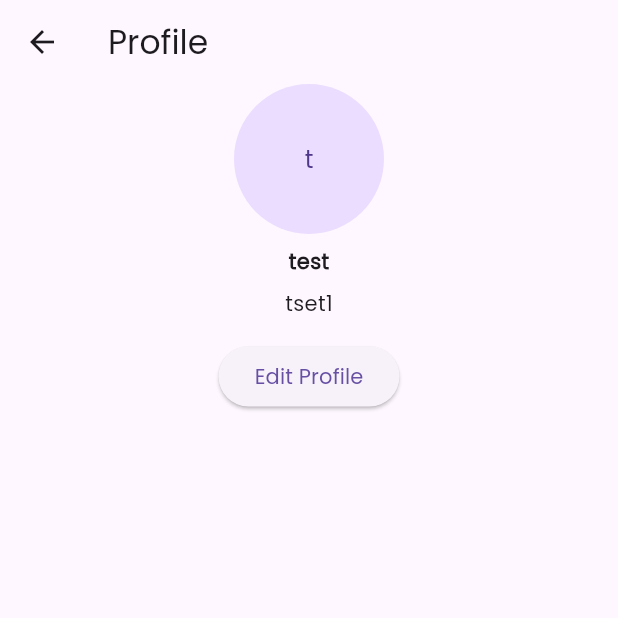
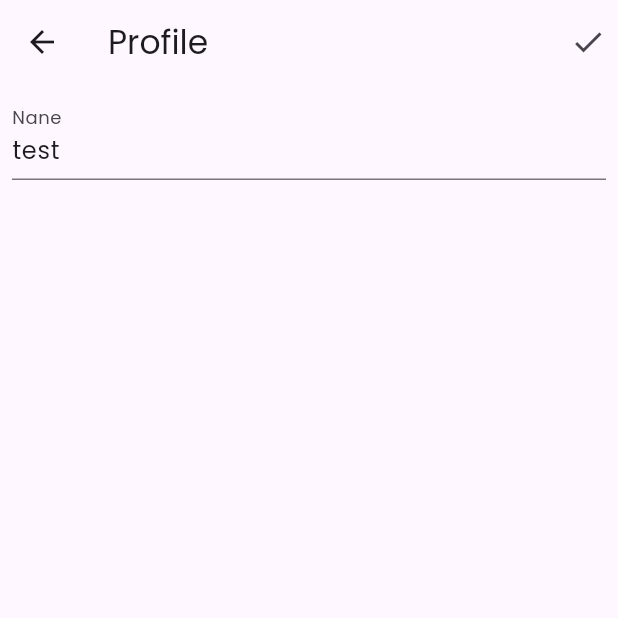
Before and after one commit to godgiftedboy/GlobalChat-app-Flutter-, a Flutter app: the ProfileScreen screen opened directly, after a tap on "Edit Profile", on a phone screen of 412 x 824 dp, the top half of it. Run offline on Flutter 3.47's test engine with Material 3 defaults, Android fonts, the phone set to English and light mode, and no system bars; our stand-ins replace cloud_firestore, firebase_auth, firebase_core, firebase_messaging; accounts and stored records are empty.

Commit message:
username populated to edit profile screen input field

```diff
--- /dev/null
+++ b/lib/screens/edit_profile_screen.dart
@@ -0,0 +1,62 @@
+import 'package:flutter/material.dart';
+import 'package:globalchat/providers/user_provider.dart';
+import 'package:provider/provider.dart';
+
+class EditProfileScreen extends StatefulWidget {
+  const EditProfileScreen({super.key});
+
+  @override
+  State<EditProfileScreen> createState() => _EditProfileScreenState();
+}
+
+class _EditProfileScreenState extends State<EditProfileScreen> {
+  Map<String, dynamic>? userData = {
+    // "name": name,
+    // "country": country,
+    // "email": email,
+    // "id": userId.toString(),
+  };
+
+  TextEditingController nameText = TextEditingController();
+  @override
+  void initState() {
+    nameText.text = Provider.of<UserProvider>(context, listen: false).userName;
+    super.initState();
+  }
+
+  @override
+  Widget build(BuildContext context) {
+    var userProvider = Provider.of<UserProvider>(context);
+    return Scaffold(
+      appBar: AppBar(
+        title: Text("Profile"),
+        actions: [
+          InkWell(
+            onTap: () {},
+            child: Padding(
+              padding: const EdgeInsets.all(8.0),
+              child: Icon(Icons.check),
+            ),
+          ),
+        ],
+      ),
+      body: Container(
+        width: double.infinity,
+        child: Padding(
+          padding: const EdgeInsets.all(8.0),
+          child: Form(
+            child: Column(
+              crossAxisAlignment: CrossAxisAlignment.center,
+              children: [
+                TextField(
+                  controller: nameText,
+                  decoration: InputDecoration(label: Text("Nane")),
+                ),
+              ],
+            ),
+          ),
+        ),
+      ),
+    );
+  }
+}
--- a/lib/screens/profile_screen.dart
+++ b/lib/screens/profile_screen.dart
@@ -1,5 +1,6 @@
 import 'package:flutter/material.dart';
 import 'package:globalchat/providers/user_provider.dart';
+import 'package:globalchat/screens/edit_profile_screen.dart';
 import 'package:provider/provider.dart';
 
 class ProfileScreen extends StatefulWidget {
@@ -41,7 +42,16 @@ class _ProfileScreenState extends State<ProfileScreen> {
             SizedBox(height: 8),
             Text(userProvider.userEmail),
             SizedBox(height: 15),
-            ElevatedButton(onPressed: () {}, child: Text("Edit Profile")),
+            ElevatedButton(
+                onPressed: () {
+                  Navigator.push(
+                    context,
+                    MaterialPageRoute(builder: (context) {
+                      return EditProfileScreen();
+                    }),
+                  );
+                },
+                child: Text("Edit Profile")),
           ],
         ),
       ),
```
